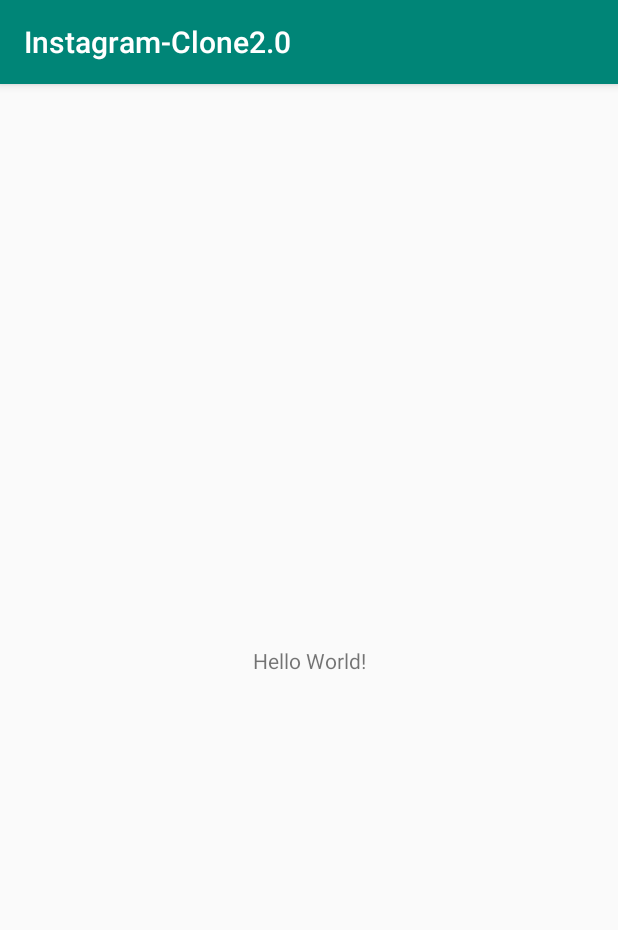
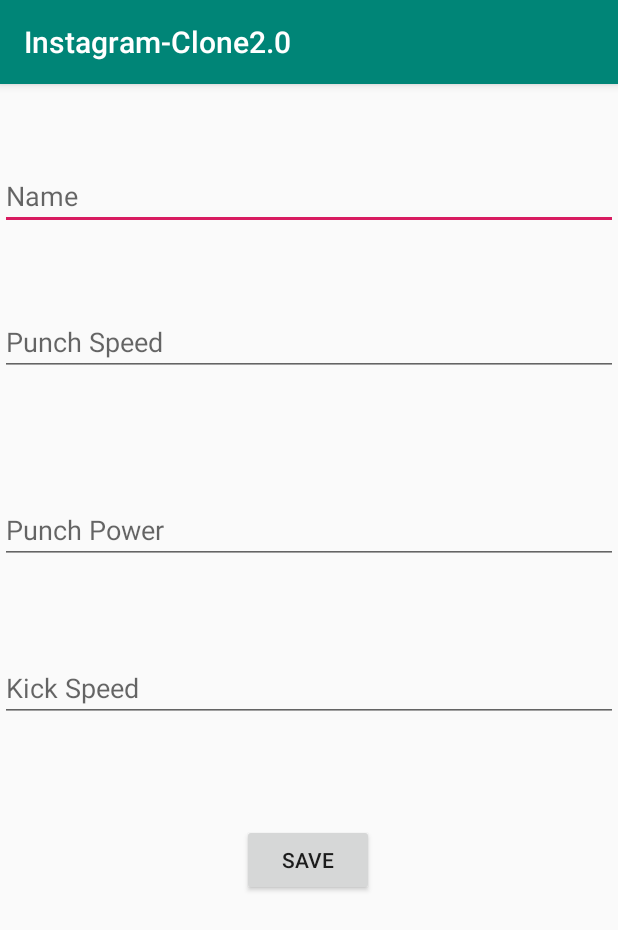
Before and after one commit to ArafathBaig/Instagram-Clone2.0, an Android app: the screen it shows after launch (MainActivity), on a phone screen of 412 x 824 dp. Shown: the top 930 px of the screen. Run offline under Robolectric (Android 15) with nearby library versions, the phone set to English and light mode, and no system bars; libraries missing offline, so code that uses them is left out: com.parse, com.shashank.sony; 1 statement that could not run was skipped.

Commit message:
Parse server concept learnt

```diff
--- a/app/build.gradle
+++ b/app/build.gradle
@@ -28,4 +28,5 @@ dependencies {
     androidTestImplementation 'androidx.test.espresso:espresso-core:3.2.0'
 
     implementation "com.github.parse-community.Parse-SDK-Android:parse:1.22.1"
+    implementation 'com.github.Shashank02051997:FancyToast-Android:0.1.6'
 }
--- a/app/src/main/java/arafath/myappcom/instagram_clone20/MainActivity.java
+++ b/app/src/main/java/arafath/myappcom/instagram_clone20/MainActivity.java
@@ -3,12 +3,57 @@ package arafath.myappcom.instagram_clone20;
 import androidx.appcompat.app.AppCompatActivity;
 
 import android.os.Bundle;
+import android.view.View;
+import android.widget.Button;
+import android.widget.EditText;
+import android.widget.Toast;
 
-public class MainActivity extends AppCompatActivity {
+import com.parse.Parse;
+import com.parse.ParseException;
+import com.parse.ParseObject;
+import com.parse.SaveCallback;
+import com.shashank.sony.fancytoastlib.FancyToast;
 
+import java.util.Scanner;
+
+public class MainActivity extends AppCompatActivity implements  View.OnClickListener{
+
+    Button btn;
+    EditText editText, editText2, editText3, editText4;
     @Override
     protected void onCreate(Bundle savedInstanceState) {
         super.onCreate(savedInstanceState);
         setContentView(R.layout.activity_main);
+
+        btn = findViewById(R.id.button);
+        btn.setOnClickListener(MainActivity.this);
+
+
+        editText = findViewById(R.id.editText);
+        editText2 = findViewById(R.id.editText2);
+        editText3 = findViewById(R.id.editText3);
+        editText4 = findViewById(R.id.editText4);
+
+
+    }
+
+    @Override
+    public void onClick(View v) {
+        final ParseObject kickBoxer = new ParseObject("KickBoxer");
+        kickBoxer.put("kickPower",Integer.parseInt(editText4.getText().toString()));
+        kickBoxer.put("punch_speed",Integer.parseInt(editText.getText().toString()));
+        kickBoxer.put("punch_power",Integer.parseInt(editText2.getText().toString()));
+        kickBoxer.put("kick_speed",Integer.parseInt(editText3.getText().toString()));
+        kickBoxer.saveInBackground(new SaveCallback() {
+            @Override
+            public void done(ParseException e) {
+                if(e == null){
+                    FancyToast.makeText(MainActivity.this,kickBoxer.get("name") + " saved Succesfully",FancyToast.LENGTH_LONG,FancyToast.SUCCESS,true).show();
+
+                }else{
+                    Toast.makeText(MainActivity.this, e.getMessage(),Toast.LENGTH_LONG).show();
+                }
+            }
+        });
     }
 }
--- a/app/src/main/res/layout/activity_main.xml
+++ b/app/src/main/res/layout/activity_main.xml
@@ -6,13 +6,65 @@
     android:layout_height="match_parent"
     tools:context=".MainActivity">
 
-    <TextView
+    <EditText
+        android:id="@+id/editText"
+        android:layout_width="0dp"
+        android:layout_height="wrap_content"
+        android:layout_marginTop="52dp"
+        android:ems="10"
+        android:hint="Name"
+        android:inputType="textPersonName"
+        app:layout_constraintEnd_toEndOf="parent"
+        app:layout_constraintHorizontal_bias="1.0"
+        app:layout_constraintStart_toStartOf="parent"
+        app:layout_constraintTop_toTopOf="parent" />
+
+    <EditText
+        android:id="@+id/editText2"
+        android:layout_width="0dp"
+        android:layout_height="wrap_content"
+        android:layout_marginTop="52dp"
+        android:ems="10"
+        android:hint="Punch Speed"
+        android:inputType="textPersonName"
+        app:layout_constraintEnd_toEndOf="parent"
+        app:layout_constraintStart_toStartOf="parent"
+        app:layout_constraintTop_toBottomOf="@+id/editText" />
+
+    <EditText
+        android:id="@+id/editText3"
+        android:layout_width="0dp"
+        android:layout_height="wrap_content"
+        android:layout_marginTop="80dp"
+        android:ems="10"
+        android:hint="Punch Power"
+        android:inputType="textPersonName"
+        app:layout_constraintEnd_toEndOf="parent"
+        app:layout_constraintStart_toStartOf="parent"
+        app:layout_constraintTop_toBottomOf="@+id/editText2" />
+
+    <EditText
+        android:id="@+id/editText4"
+        android:layout_width="0dp"
+        android:layout_height="wrap_content"
+        android:layout_marginTop="60dp"
+        android:ems="10"
+        android:hint="Kick Speed"
+        android:inputType="textPersonName"
+        app:layout_constraintEnd_toEndOf="parent"
+        app:layout_constraintStart_toStartOf="parent"
+        app:layout_constraintTop_toBottomOf="@+id/editText3" />
+
+    <Button
+        android:id="@+id/button"
         android:layout_width="wrap_content"
         android:layout_height="wrap_content"
-        android:text="Hello World!"
-        app:layout_constraintBottom_toBottomOf="parent"
-        app:layout_constraintLeft_toLeftOf="parent"
-        app:layout_constraintRight_toRightOf="parent"
-        app:layout_constraintTop_toTopOf="parent" />
+        android:layout_marginTop="68dp"
+        android:onClick="onClick"
+        android:text="Save"
+        app:layout_constraintEnd_toEndOf="parent"
+        app:layout_constraintHorizontal_bias="0.498"
+        app:layout_constraintStart_toStartOf="parent"
+        app:layout_constraintTop_toBottomOf="@+id/editText4" />
 
 </androidx.constraintlayout.widget.ConstraintLayout>
```
